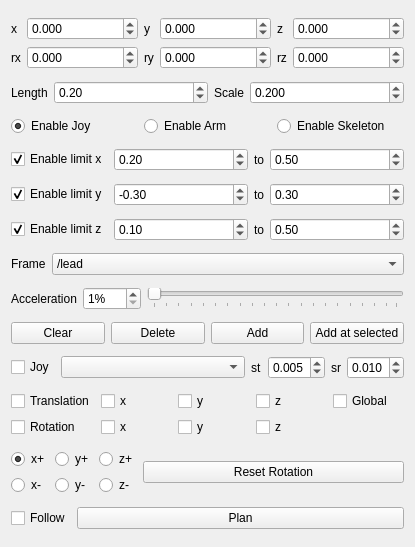
First picture: the form in rqt_interactive_probe/resource/InteractiveProbe.ui, repository hiveground-ros-package/hiveground_rqt, before the edit.
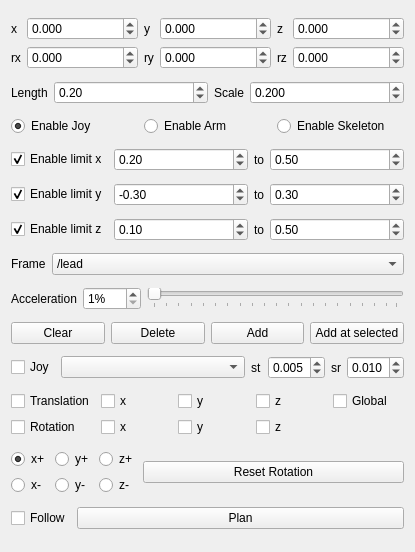
Second picture: the form after the edit.

```diff
--- a/rqt_interactive_probe/resource/InteractiveProbe.ui
+++ b/rqt_interactive_probe/resource/InteractiveProbe.ui
@@ -7,7 +7,7 @@
     <x>0</x>
     <y>0</y>
     <width>415</width>
-    <height>547</height>
+    <height>552</height>
    </rect>
   </property>
   <property name="sizePolicy">
```
Left out of the diff: 24 changed lines with no effect on the pictures.
